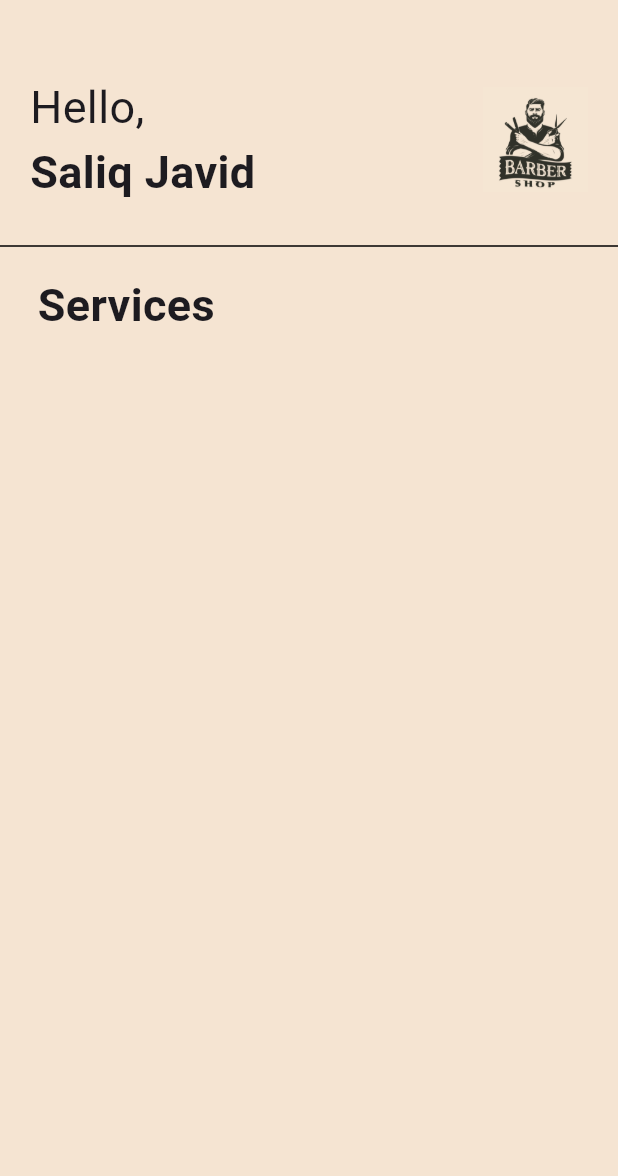
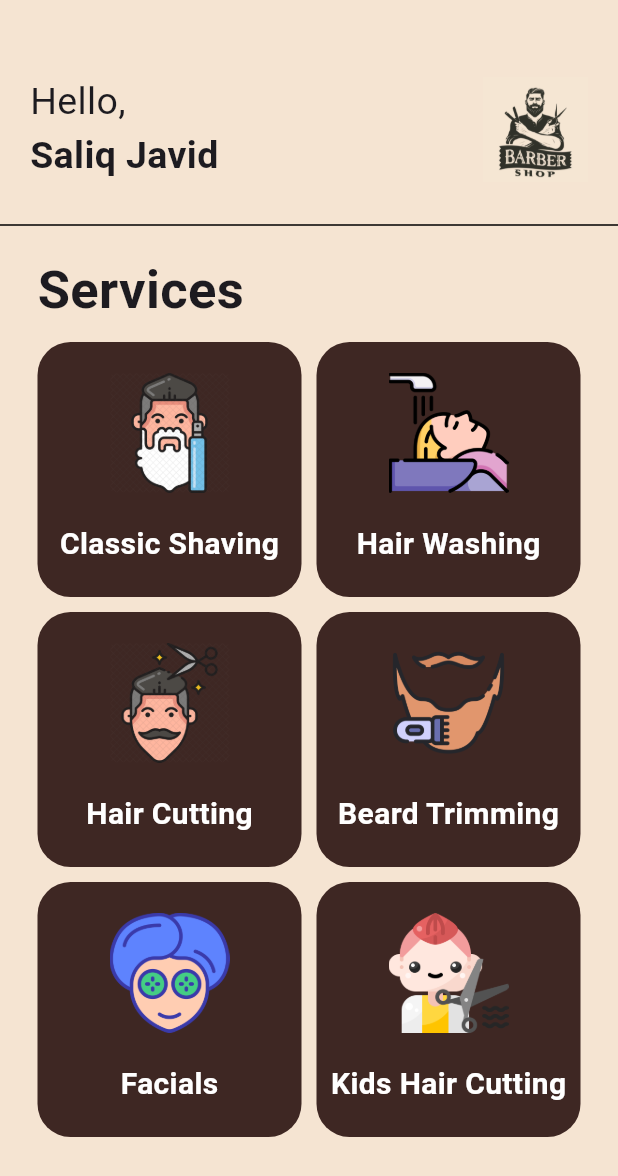
Before and after one commit to saliq03/Trimly, a Flutter app: the Home screen opened directly, on a phone screen of 412 x 824 dp. Shown: the top 1176 px of the screen. Run offline on Flutter 3.47's test engine with Material 3 defaults, Android fonts, the light colour scheme and no system bars.

Commit message:
Home screen designed

```diff
--- a/lib/pages/Home.dart
+++ b/lib/pages/Home.dart
@@ -20,8 +20,8 @@ class _HomeState extends State<Home> {
               children: [
                 Column(crossAxisAlignment: CrossAxisAlignment.start,
                   children: [
-                    Text("Hello,",style: TextStyle(fontSize: 30,),),
-                    Text("Saliq Javid",style: TextStyle(fontSize: 30,fontWeight: FontWeight.bold),)
+                    Text("Hello,",style: TextStyle(fontSize: 25,),),
+                    Text("Saliq Javid",style: TextStyle(fontSize: 25,fontWeight: FontWeight.bold),)
                   ]),
 
                 Image.asset("assets/images/bg.png",height: 70,width: 70,fit: BoxFit.cover,)
@@ -29,10 +29,34 @@ class _HomeState extends State<Home> {
           Divider(color: Colors.black,),
           Container(
             padding: EdgeInsets.symmetric(horizontal: 25,vertical: 10),
-            child: Column(
+            child: Column(crossAxisAlignment: CrossAxisAlignment.start,
               children: [
-                Text("Services",style: TextStyle(fontSize: 30,fontWeight: FontWeight.bold),)
+                Text("Services",style: TextStyle(fontSize: 35,fontWeight: FontWeight.bold),),
+                SizedBox(height: 10,),
+                Row(
+                  children: [
+                    MyServices("assets/icons/shaving.png", "Classic Shaving"),
+                    SizedBox(width: 10,),
+                    MyServices("assets/icons/HairWashing.png", "Hair Washing")
 
+                  ],
+                ),
+                SizedBox(height: 10,),
+                Row(
+                  children: [
+                    MyServices("assets/icons/HairCutting.png", "Hair Cutting"),
+                    SizedBox(width: 10,),
+                    MyServices("assets/icons/trimming.png", "Beard Trimming")
+                  ],),
+                SizedBox(height: 10,),
+                Row(
+                  children: [
+                    MyServices("assets/icons/facial.png", "Facials"),
+                    SizedBox(width: 10,),
+                    MyServices("assets/icons/kids.png", "Kids Hair Cutting")
+
+                  ],
+                )
               ]
 
             ),
@@ -41,4 +65,24 @@ class _HomeState extends State<Home> {
       ),
     );
   }
+
+  MyServices(String image,String title){
+    return Flexible(
+      fit:FlexFit.tight,
+      child: Container(
+        height: 170,
+        decoration: BoxDecoration(
+            borderRadius: BorderRadius.circular(22),
+            color: Color(0xFF3E2723)
+        ),
+        child: Column(mainAxisAlignment: MainAxisAlignment.center,
+          children: [
+            Image.asset(image,width: 80,height: 80,),
+            SizedBox(height: 20,),
+            Text(title,style: TextStyle(color: Colors.white,fontSize: 20,fontWeight: FontWeight.bold),)
+          ],
+        ),
+      ),
+    );
+  }
 }
--- a/pubspec.yaml
+++ b/pubspec.yaml
@@ -61,6 +61,7 @@ flutter:
   # To add assets to your application, add an assets section, like this:
   assets:
    - assets/images/
+   - assets/icons/
   #   - images/a_dot_ham.jpeg
 
   # An image asset can refer to one or more resolution-specific "variants", see
```
Also changed, not shown: assets/icons/HairCutting.png (added), assets/icons/HairWashing.png (added), assets/icons/facial.png (added), assets/icons/kids.png (added), assets/icons/shaving.png (added), assets/icons/trimming.png (added).
